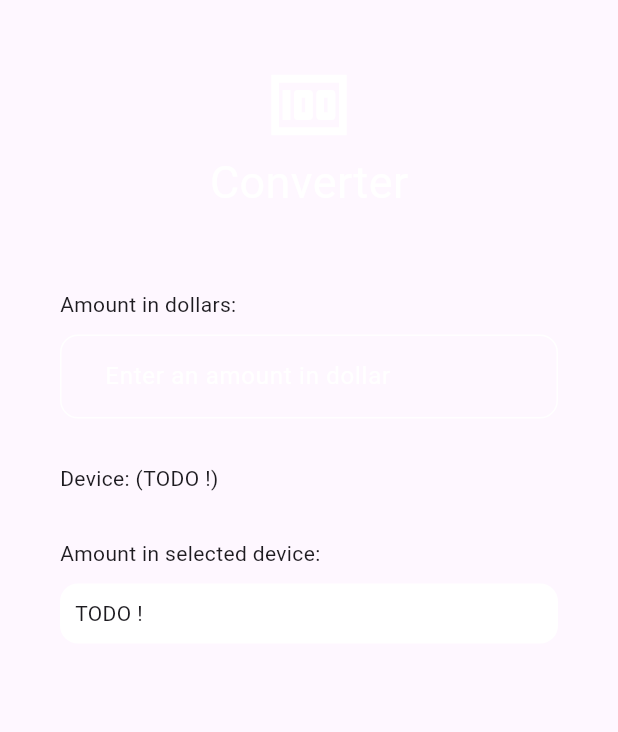
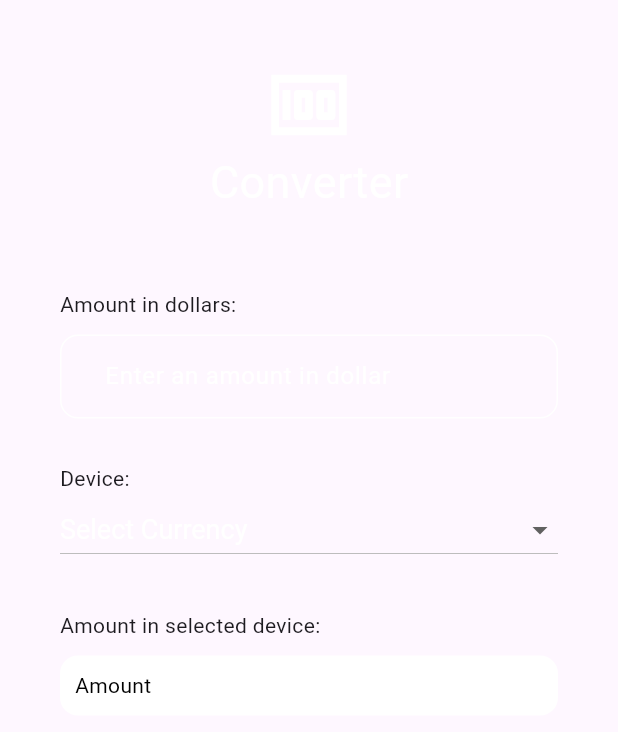
Before and after one commit to sinaraseth/FLutter-course, a Flutter app: the DeviceConverter widget shown alone on an empty page, opened directly, on a phone screen of 412 x 824 dp. Shown: the top 732 px of the screen. Run offline on Flutter 3.47's test engine with Material 3 defaults, Android fonts, the phone set to English and light mode, and no system bars; missing offline and left inert: dart:ffi.

```diff
--- a/flutter_workspace/lib/W8 - S2 - PRACTICE - Modals and Forms/EX-1-2-3/screens/expenses/expenses_list.dart
+++ b/flutter_workspace/lib/W8 - S2 - PRACTICE - Modals and Forms/EX-1-2-3/screens/expenses/expenses_list.dart
@@ -17,8 +17,9 @@ class ExpensesList extends StatelessWidget {
       child: ListView.builder(
         itemCount: expenses.length,
         itemBuilder: (context, index) => Dismissible(
-          onDismissed: (direction) => onExpenseRemoved(expenses[index]),
-            key: Key(expenses[index].id), child: ExpenseItem(expenses[index])),
+            onDismissed: (direction) => onExpenseRemoved(expenses[index]),
+            key: Key(expenses[index].id),
+            child: ExpenseItem(expenses[index])),
       ),
     );
   }
--- a/flutter_workspace/lib/W8 - S2 - PRACTICE - Modals and Forms/EX-4/main.dart
+++ b/flutter_workspace/lib/W8 - S2 - PRACTICE - Modals and Forms/EX-4/main.dart
@@ -1,5 +1,5 @@
 import 'package:flutter/material.dart';
-import 'screen/device_converter.dart';
+import 'package:flutter_workspace/W8 - S2 - PRACTICE - Modals and Forms/EX-4/screen/device_converter.dart';
 
 void main() {
   runApp(MaterialApp(
--- a/flutter_workspace/lib/W8 - S2 - PRACTICE - Modals and Forms/EX-4/screen/device_converter.dart
+++ b/flutter_workspace/lib/W8 - S2 - PRACTICE - Modals and Forms/EX-4/screen/device_converter.dart
@@ -1,4 +1,5 @@
 import 'package:flutter/material.dart';
+import 'package:flutter/services.dart';
 
 class DeviceConverter extends StatefulWidget {
   const DeviceConverter({super.key});
@@ -8,16 +9,44 @@ class DeviceConverter extends StatefulWidget {
 }
 
 class _DeviceConverterState extends State<DeviceConverter> {
-
   final BoxDecoration textDecoration = BoxDecoration(
     color: Colors.white,
     borderRadius: BorderRadius.circular(12),
   );
 
+//map for convert from dollar
+  final Map<String, double> convertRate = {
+    'Euro': 0.85,
+    'Riels': 4100.00,
+    'Dong': 24000.00,
+  };
+
+//to store currency, input number, convert
+  String? selectCurrency;
+  String convertValue = '';
+  final TextEditingController dollarController = TextEditingController();
+
+//calculator for conversion
+  void convertCurrency() {
+    if (selectCurrency != null && dollarController.text.isNotEmpty) {
+      double dollars = double.tryParse(dollarController.text) ?? 0;
+      double rate = convertRate[selectCurrency]!;
+      double result = dollars * rate;
+
+      setState(() {
+        convertValue = result.toStringAsFixed(2);
+      });
+    }
+  }
 
   @override
   void initState() {
     super.initState();
+
+//add listener to recalculate conversion when input changes
+    dollarController.addListener(() {
+      convertCurrency();
+    });
   }
 
   @override
@@ -43,8 +72,12 @@ class _DeviceConverterState extends State<DeviceConverter> {
           const SizedBox(height: 50),
           const Text("Amount in dollars:"),
           const SizedBox(height: 10),
-
           TextField(
+              controller: dollarController, //text dollar control
+              keyboardType: TextInputType.number,
+              inputFormatters: <TextInputFormatter>[
+                FilteringTextInputFormatter.digitsOnly,
+              ],
               decoration: InputDecoration(
                   prefix: const Text('\$ '),
                   enabledBorder: OutlineInputBorder(
@@ -55,18 +88,40 @@ class _DeviceConverterState extends State<DeviceConverter> {
                   hintText: 'Enter an amount in dollar',
                   hintStyle: const TextStyle(color: Colors.white)),
               style: const TextStyle(color: Colors.white)),
-
           const SizedBox(height: 30),
-          const Text("Device: (TODO !)"),
-
-
+          const Text("Device:"),
+          DropdownButton<String>(
+            value: selectCurrency,
+            items: convertRate.keys.map((String key) {
+              return DropdownMenuItem(
+                value: key,
+                child: Text(key),
+              );
+            }).toList(),
+            onChanged: (value) {
+              setState(() {
+                selectCurrency = value!;
+                convertCurrency(); //update conversion when seleted
+              });
+            },
+            hint: const Text(
+              'Select Currency',
+              style: TextStyle(color: Colors.white),
+            ),
+            dropdownColor: Colors.orange,
+            style: const TextStyle(color: Colors.black, fontSize: 18),
+            isExpanded: true,
+          ),
           const SizedBox(height: 30),
           const Text("Amount in selected device:"),
           const SizedBox(height: 10),
           Container(
               padding: const EdgeInsets.all(10),
               decoration: textDecoration,
-              child: const Text('TODO !'))
+              child: Text(
+                convertValue.isEmpty ? 'Amount' : convertValue,
+                style: const TextStyle(color: Colors.black),
+              ))
         ],
       )),
     );
--- a/flutter_workspace/pubspec.yaml
+++ b/flutter_workspace/pubspec.yaml
@@ -37,6 +37,7 @@ dependencies:
   cupertino_icons: ^1.0.8
   uuid: ^4.4.2
   intl: ^0.18.0
+  universal_platform: ^1.0.0
 
 dev_dependencies:
   flutter_test:
```
Also changed, not shown: flutter_workspace/lib/W8 - S2 - PRACTICE - Modals and Forms/EX-1-2-3/screens/expenses/expenses.dart (+43 -17 lines), flutter_workspace/lib/W8 - S2 - PRACTICE - Modals and Forms/EX-1-2-3/screens/expenses/expenses_form.dart (+90 -7 lines), flutter_workspace/pubspec.lock.
